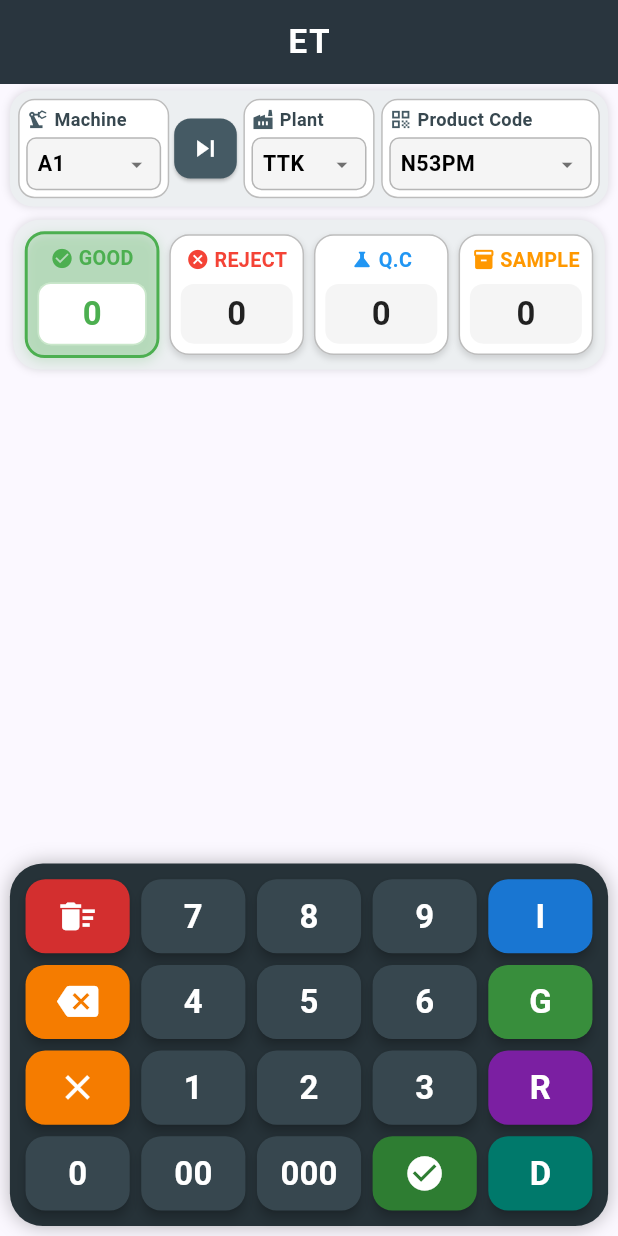
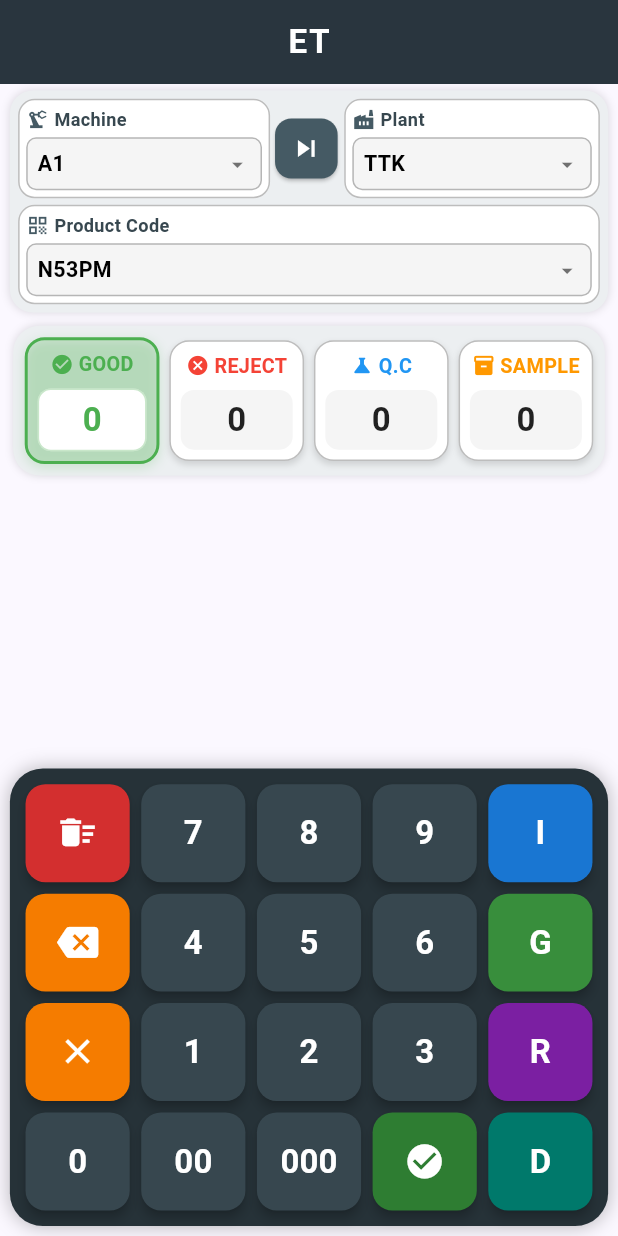
Before and after one commit to mdparvez44/Calculator, a Flutter app: the screen it shows after launch, on a phone screen of 412 x 824 dp. Run offline on Flutter 3.47's test engine with Material 3 defaults, Android fonts, the phone set to English and light mode, and no system bars; our stand-ins replace file_picker, share_plus, sqflite, sqflite_common_ffi; missing offline and left inert: excel; accounts and stored records are empty.

Commit message:
Reorganize header into 2 lines (Line 1: Machine & Plant, Line 2: Product Code) and size Keypad for 50% screen height

```diff
--- a/lib/screens/home.dart
+++ b/lib/screens/home.dart
@@ -20,14 +20,20 @@ class HomeScreen extends StatelessWidget {
         foregroundColor: Colors.white,
         elevation: 2,
       ),
-      body: const SafeArea(
-        child: Column(
-          children: [
-            Dropdowns(),
-            Display(),
-            Spacer(),
-            Keypad(),
-          ],
+      body: SafeArea(
+        child: LayoutBuilder(
+          builder: (context, constraints) {
+            double calculatedRowHeight = (constraints.maxHeight * 0.095).clamp(32.0, 78.0);
+
+            return Column(
+              children: [
+                const Dropdowns(),
+                const Display(),
+                const Spacer(),
+                Keypad(rowHeight: calculatedRowHeight),
+              ],
+            );
+          },
         ),
       ),
     );
--- a/lib/widgets/dropdowns.dart
+++ b/lib/widgets/dropdowns.dart
@@ -199,7 +199,9 @@ class Dropdowns extends StatelessWidget {
         borderRadius: BorderRadius.circular(14 * scale),
         boxShadow: const [BoxShadow(blurRadius: 4, color: Colors.black12)],
       ),
-      child: IntrinsicHeight(
+      child: Column(
+        children: [
+          IntrinsicHeight(
             child: Row(
               crossAxisAlignment: CrossAxisAlignment.stretch,
               children: [
@@ -242,7 +244,7 @@ class Dropdowns extends StatelessWidget {
                 ),
                 SizedBox(width: 4 * scale),
                 Expanded(
-              flex: 3,
+                  flex: 4,
                   child: dropBox(
                     context,
                     "Plant",
@@ -253,10 +255,11 @@ class Dropdowns extends StatelessWidget {
                     scale,
                   ),
                 ),
-            SizedBox(width: 4 * scale),
-            Expanded(
-              flex: 5,
-              child: dropBox(
+              ],
+            ),
+          ),
+          SizedBox(height: 4 * scale),
+          dropBox(
             context,
             "Product Code",
             p.productCode,
@@ -265,9 +268,7 @@ class Dropdowns extends StatelessWidget {
             (value) => p.changeProduct(value),
             scale,
           ),
-            ),
         ],
-        ),
       ),
     );
   }
```
Lines whose indentation alone changed are shown as unchanged.
